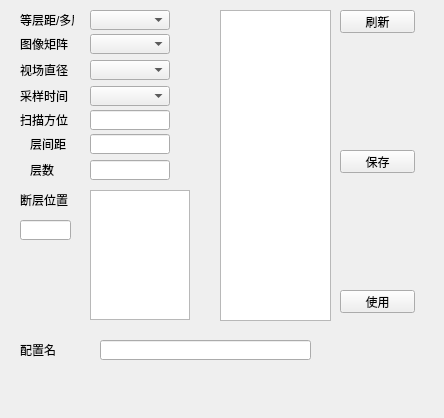
The window that ZCIPS/CTScan/ct3templatewidget.ui (maozi2327/ZCIPS) describes before a commit, drawn with Qt 5.
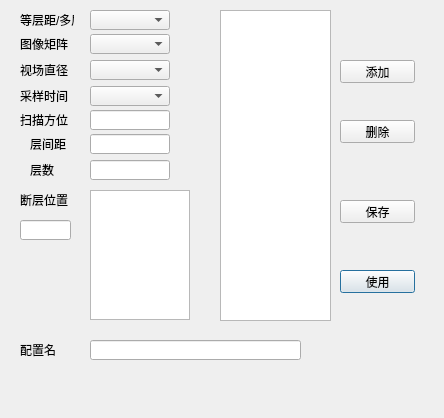
The same window after the commit.

What changed in the file:
```diff
--- a/ZCIPS/CTScan/ct3templatewidget.ui
+++ b/ZCIPS/CTScan/ct3templatewidget.ui
@@ -1,7 +1,7 @@
 <?xml version="1.0" encoding="UTF-8"?>
 <ui version="4.0">
  <class>CT3TemplateWidget</class>
- <widget class="QWidget" name="CT3TemplateWidget">
+ <widget class="QDialog" name="CT3TemplateWidget">
   <property name="geometry">
    <rect>
     <x>0</x>
@@ -298,7 +298,7 @@
    <property name="geometry">
     <rect>
      <x>340</x>
-     <y>150</y>
+     <y>200</y>
      <width>75</width>
      <height>23</height>
     </rect>
@@ -306,18 +306,8 @@
    <property name="text">
     <string>保存</string>
    </property>
-  </widget>
-  <widget class="QPushButton" name="refreshButton">
-   <property name="geometry">
-    <rect>
-     <x>340</x>
-     <y>10</y>
-     <width>75</width>
-     <height>23</height>
-    </rect>
-   </property>
-   <property name="text">
-    <string>刷新</string>
+   <property name="autoDefault">
+    <bool>false</bool>
    </property>
   </widget>
   <widget class="QLineEdit" name="ct3LayerPosEdit">
@@ -334,7 +324,7 @@
    <property name="geometry">
     <rect>
      <x>340</x>
-     <y>290</y>
+     <y>270</y>
      <width>75</width>
      <height>23</height>
     </rect>
@@ -511,7 +501,7 @@
   <widget class="QLineEdit" name="templateNameEdit">
    <property name="geometry">
     <rect>
-     <x>100</x>
+     <x>90</x>
      <y>340</y>
      <width>211</width>
      <height>20</height>
@@ -543,6 +533,35 @@
     <string>配置名</string>
    </property>
   </widget>
+  <widget class="QPushButton" name="addButton">
+   <property name="geometry">
+    <rect>
+     <x>340</x>
+     <y>60</y>
+     <width>75</width>
+     <height>23</height>
+    </rect>
+   </property>
+   <property name="text">
+    <string>添加</string>
+   </property>
+   <property name="autoDefault">
+    <bool>false</bool>
+   </property>
+  </widget>
+  <widget class="QPushButton" name="deleteButton">
+   <property name="geometry">
+    <rect>
+     <x>340</x>
+     <y>120</y>
+     <width>75</width>
+     <height>23</height>
+    </rect>
+   </property>
+   <property name="text">
+    <string>删除</string>
+   </property>
+  </widget>
  </widget>
  <layoutdefault spacing="6" margin="11"/>
  <resources/>
```
Left out of the diff: 7 changed lines with no effect on the pictures.
